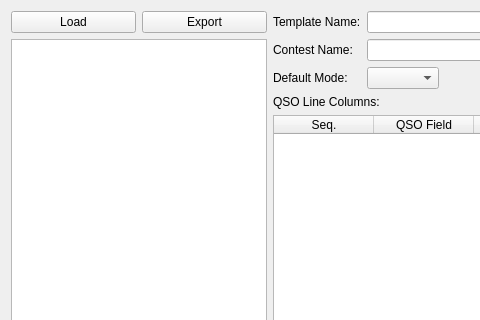
The window that ui/CabrilloTemplateDialog.ui (aa5sh/QLog) describes before a commit, drawn with Qt 5; both pictures show x 0 to 480 and y 0 to 320 of the 850 by 550 pixel window.
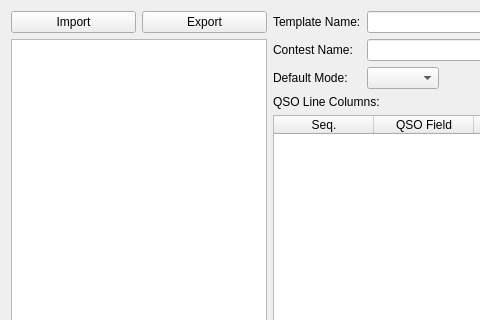
The same window after the commit. Icons and pictures are not drawn.

Commit message: Cabrillo Template: Renamed Load to Import

What changed in the file:
```diff
--- a/ui/CabrilloTemplateDialog.ui
+++ b/ui/CabrilloTemplateDialog.ui
@@ -24,7 +24,7 @@
        <item>
         <widget class="QPushButton" name="loadTemplateButton">
          <property name="text">
-          <string>Load</string>
+          <string>Import</string>
          </property>
         </widget>
        </item>
```
